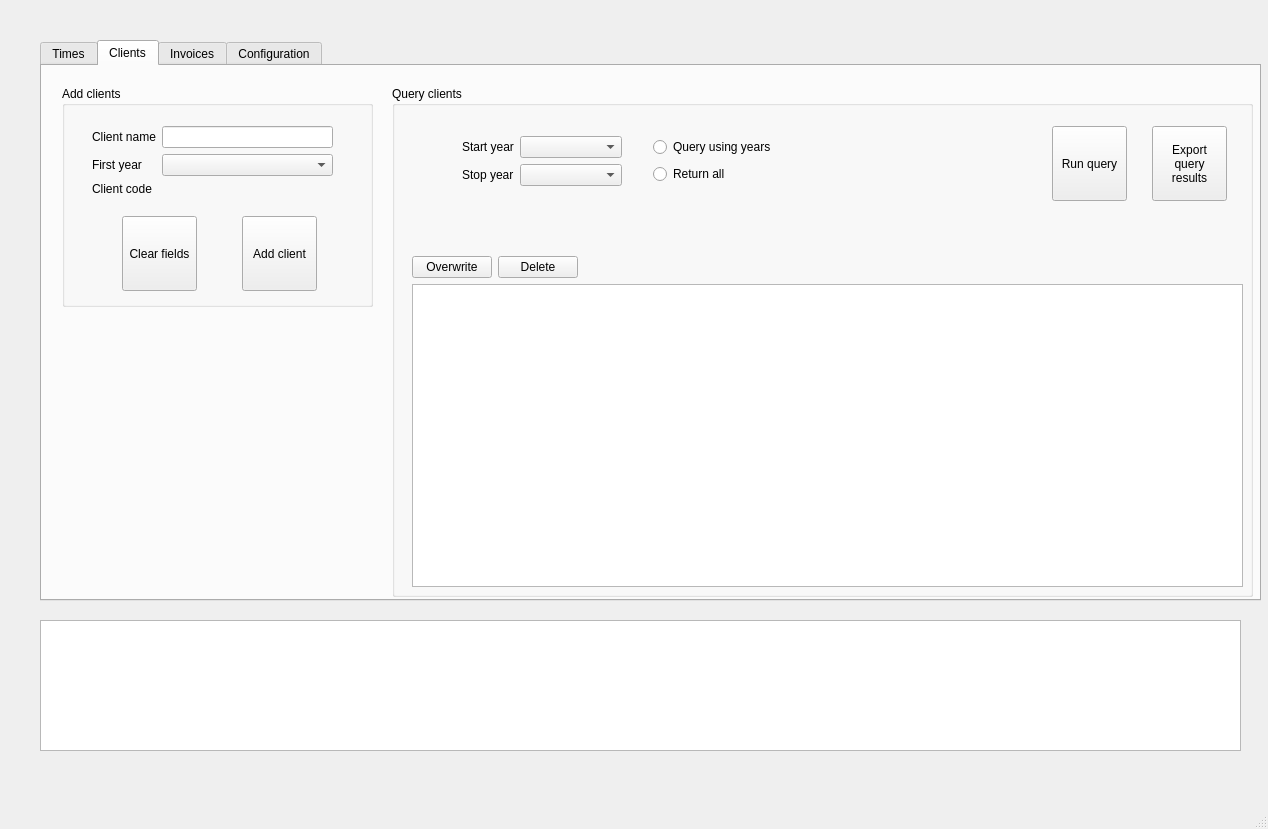
haroldmeerwaldt/a_simple_accounting_program, file input_files/Qt_ui_files/asap_layout.ui: the form before one commit.
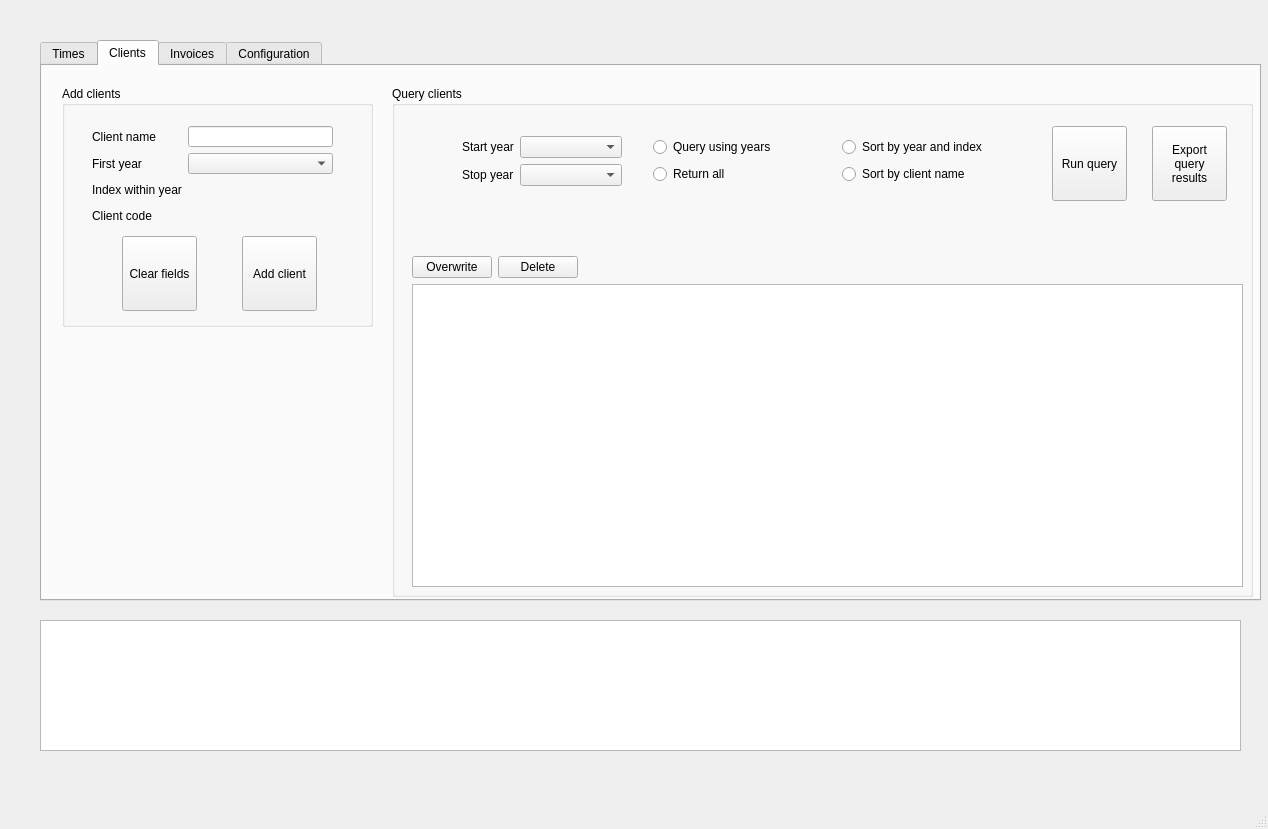
The form after the commit.

Commit message: added functionality for add client and clear fields for clients

```diff
--- a/input_files/Qt_ui_files/asap_layout.ui
+++ b/input_files/Qt_ui_files/asap_layout.ui
@@ -426,7 +426,7 @@
         <x>20</x>
         <y>20</y>
         <width>311</width>
-        <height>221</height>
+        <height>241</height>
        </rect>
       </property>
       <property name="title">
@@ -436,7 +436,7 @@
        <property name="geometry">
         <rect>
          <x>180</x>
-         <y>130</y>
+         <y>150</y>
          <width>75</width>
          <height>75</height>
         </rect>
@@ -451,7 +451,7 @@
          <x>30</x>
          <y>40</y>
          <width>241</width>
-         <height>71</height>
+         <height>100</height>
         </rect>
        </property>
        <layout class="QFormLayout" name="formLayout_3">
@@ -475,15 +475,41 @@
         <item row="1" column="1">
          <widget class="QComboBox" name="comboBox_clients_first_year"/>
         </item>
-        <item row="2" column="0">
+        <item row="3" column="0">
          <widget class="QLabel" name="label_day_of_week_2">
           <property name="text">
            <string>Client code</string>
           </property>
          </widget>
         </item>
-        <item row="2" column="1">
+        <item row="3" column="1">
          <widget class="QLabel" name="info_label_clients_client_code">
+          <property name="minimumSize">
+           <size>
+            <width>0</width>
+            <height>20</height>
+           </size>
+          </property>
+          <property name="text">
+           <string/>
+          </property>
+         </widget>
+        </item>
+        <item row="2" column="0">
+         <widget class="QLabel" name="label_6">
+          <property name="text">
+           <string>Index within year</string>
+          </property>
+         </widget>
+        </item>
+        <item row="2" column="1">
+         <widget class="QLabel" name="info_label_clients_index_within_year">
+          <property name="minimumSize">
+           <size>
+            <width>0</width>
+            <height>20</height>
+           </size>
+          </property>
           <property name="text">
            <string/>
           </property>
@@ -495,7 +521,7 @@
        <property name="geometry">
         <rect>
          <x>60</x>
-         <y>130</y>
+         <y>150</y>
          <width>75</width>
          <height>75</height>
         </rect>
@@ -649,6 +675,32 @@
         <string>Run query</string>
        </property>
       </widget>
+      <widget class="QWidget" name="verticalLayoutWidget_4">
+       <property name="geometry">
+        <rect>
+         <x>450</x>
+         <y>50</y>
+         <width>186</width>
+         <height>51</height>
+        </rect>
+       </property>
+       <layout class="QVBoxLayout" name="verticalLayout_3">
+        <item>
+         <widget class="QRadioButton" name="radioButton_clients_sort_by_year_and_index">
+          <property name="text">
+           <string>Sort by year and index</string>
+          </property>
+         </widget>
+        </item>
+        <item>
+         <widget class="QRadioButton" name="radioButton_clients_sort_by_client_name">
+          <property name="text">
+           <string>Sort by client name</string>
+          </property>
+         </widget>
+        </item>
+       </layout>
+      </widget>
      </widget>
     </widget>
     <widget class="QWidget" name="tab_invoices">
```
The commit also changes 7 other files.
